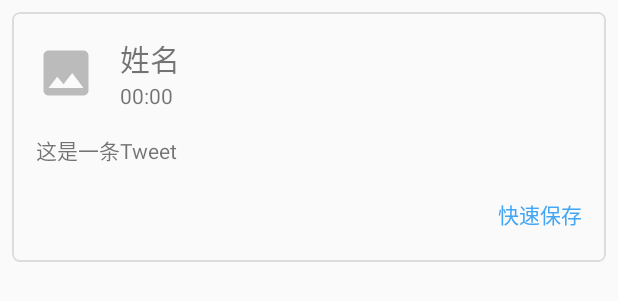
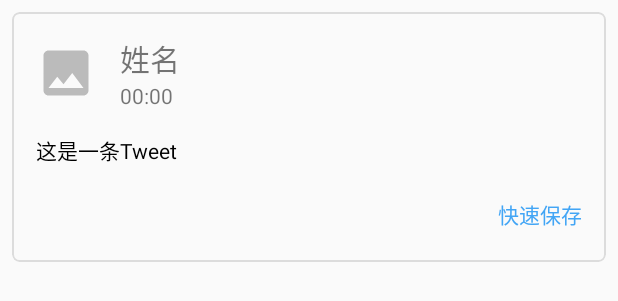
Before and after one commit to CVBot-Union/TwiBotApp, an Android app: the layout tweet_card.xml on its own in the app's theme, with its tools: preview values and no code run, on a phone screen of 412 x 824 dp. Shown: the top 301 px of the screen. Run offline under Robolectric (Android 15) with nearby library versions, the light colour scheme and no system bars.

Commit message:
bug fixed

```diff
--- a/app/src/main/java/com/cvbotunion/cvtwipush/Activities/LoginActivity.java
+++ b/app/src/main/java/com/cvbotunion/cvtwipush/Activities/LoginActivity.java
@@ -70,6 +70,7 @@ public class LoginActivity extends AppCompatActivity {
         loginButton.setEnabled(false);
         loginButton.setBackgroundColor(getColor(R.color.colorGray));
         loginButton.setOnClickListener(v -> {
+            messageView.setText("");
             final String username = usernameText.getText().toString();
             final String password = passwordText.getText().toString();
             if(username.length()==0 || username.contains(" ")) {
--- a/app/src/main/java/com/cvbotunion/cvtwipush/Activities/Timeline.java
+++ b/app/src/main/java/com/cvbotunion/cvtwipush/Activities/Timeline.java
@@ -19,6 +19,7 @@ import android.net.Network;
 import android.net.Uri;
 import android.content.pm.PackageManager;
 import android.os.Bundle;
+import android.util.Log;
 import android.view.Gravity;
 import android.view.View;
 import android.view.ViewGroup;
@@ -243,8 +244,7 @@ public class Timeline extends AppCompatActivity {
         }
         // 按TwitterStatus Id降序排列
         dbStatusList.sort((o1, o2) -> Long.compare(o2.getTsid(),o1.getTsid()));
-        // TODO
-        System.out.println("initData 数据库中取得的量:"+dbStatusList.size());
+        Log.i("Timeline.initData","数据库中取得的量:"+dbStatusList.size());
         for(DBTwitterStatus dbStatus:dbStatusList) {
             TwitterStatus tweet =dbStatus.toTwitterStatus();
             currentGroup.following.forEach(tu -> {
@@ -269,7 +269,7 @@ public class Timeline extends AppCompatActivity {
         };
 
         tweetListRecyclerView.setLayoutManager(layoutManager);
-        tAdapter = new TweetCardAdapter(usedDataSet,this, currentGroup.tweetFormat);
+        tAdapter = new TweetCardAdapter(usedDataSet,this);
         tweetListRecyclerView.setAdapter(tAdapter);
         ((SimpleItemAnimator) tweetListRecyclerView.getItemAnimator()).setSupportsChangeAnimations(false);
     }
--- a/app/src/main/java/com/cvbotunion/cvtwipush/Activities/TweetDetail.java
+++ b/app/src/main/java/com/cvbotunion/cvtwipush/Activities/TweetDetail.java
@@ -8,6 +8,7 @@ import androidx.recyclerview.widget.SimpleItemAnimator;
 
 import android.content.Intent;
 import android.os.Bundle;
+import android.os.Environment;
 import android.os.Handler;
 import android.util.Log;
 
@@ -23,6 +24,9 @@ import com.scwang.smart.refresh.layout.api.RefreshLayout;
 import org.json.JSONObject;
 import org.litepal.LitePal;
 
+import java.io.File;
+import java.io.FileOutputStream;
+import java.nio.charset.StandardCharsets;
 import java.util.ArrayList;
 
 import okhttp3.Response;
@@ -108,7 +112,7 @@ public class TweetDetail extends AppCompatActivity {
                     if(!resJson.getBoolean("success")) {
                         Log.e("TweetDetail.getStatusNotInDB", resJson.toString());
                     }
-                    dataSet.add(0, new TwitterStatus(resJson.getJSONObject("response").getJSONObject("tweet"),true));
+                    dataSet.add(0, new TwitterStatus(resJson.getJSONObject("response"),true));
                     success = true;
                 } else {
                     Log.e("TweetDetail.getStatusNotInDB", response.message());
--- a/app/src/main/java/com/cvbotunion/cvtwipush/Adapters/TweetDetailCardAdapter.java
+++ b/app/src/main/java/com/cvbotunion/cvtwipush/Adapters/TweetDetailCardAdapter.java
@@ -169,7 +169,7 @@ public class TweetDetailCardAdapter extends RecyclerView.Adapter<TweetDetailCard
         if(position == tweets.size()-1){
             final TwitterStatus lastTweet = tweets.get(position);
             holder.tweetDetailCard.setTranslationMode(true);
-            if(lastTweet.text==null || lastTweet.text.equals("")) holder.tweetDetailCard.copyToTextField.setVisibility(View.GONE);
+            if(!lastTweet.getText().equals("")) holder.tweetDetailCard.copyToTextField.setVisibility(View.VISIBLE);
 
             holder.tweetDetailCard.historyButton.setText(lastTweet.translations!=null ? String.valueOf(lastTweet.translations.size()) : "0");
             // 阻止更新界面时反复查询
@@ -235,6 +235,8 @@ public class TweetDetailCardAdapter extends RecyclerView.Adapter<TweetDetailCard
                 }).start();
                 else Snackbar.make(view, "请检查网络连接", 1000).show();
             });
+        } else { // 刷新UI需要隐藏之前显示的翻译区
+            holder.tweetDetailCard.setTranslationMode(false);
         }
     }
 
--- a/app/src/main/java/com/cvbotunion/cvtwipush/Model/TwitterStatus.java
+++ b/app/src/main/java/com/cvbotunion/cvtwipush/Model/TwitterStatus.java
@@ -126,7 +126,7 @@ public class TwitterStatus implements Parcelable {
         this.text = tweet.getString("text");
         this.user = new TwitterUser(tweet.getJSONObject("user"));
         if(tweet.has("userNickname")) {
-            this.user.name_in_group = tweet.getJSONObject("userNickname").getString("nickname");
+            this.user.name_in_group = tweet.getString("userNickname");
         }
         this.location = tweet.isNull("place") ? null : tweet.getJSONObject("place").getString("full_name");
         if(tweet.getBoolean("truncated") && tweet.has("extended_tweet")) {
--- a/app/src/main/java/com/cvbotunion/cvtwipush/Utils/LoginRunnable.java
+++ b/app/src/main/java/com/cvbotunion/cvtwipush/Utils/LoginRunnable.java
@@ -7,6 +7,7 @@ import android.view.View;
 import com.cvbotunion.cvtwipush.Activities.LoginActivity;
 import com.cvbotunion.cvtwipush.Activities.Timeline;
 import com.cvbotunion.cvtwipush.Model.Job;
+import com.cvbotunion.cvtwipush.Model.RTGroup;
 import com.cvbotunion.cvtwipush.Model.TwitterUser;
 import com.cvbotunion.cvtwipush.Model.User;
 import com.cvbotunion.cvtwipush.Service.WebService;
@@ -70,6 +71,7 @@ public class LoginRunnable implements Runnable {
                         user.jobs.get(i).group.name = groupJson.getString("name");
                         user.jobs.get(i).group.avatarURL = groupJson.getString("avatarURL");
                         // TODO
+                        user.jobs.get(i).group.tweetFormat = RTGroup.DEFAULT_FORMAT;
                         // user.jobs.get(i).group.tweetFormat = groupJson.getString("tweetFormat");
                         JSONArray followingJson = groupJson.getJSONArray("following");
                         for (int j = 0; j < followingJson.length(); j++) {
--- a/app/src/main/res/layout/tweet_card.xml
+++ b/app/src/main/res/layout/tweet_card.xml
@@ -204,7 +204,8 @@
                 android:layout_marginVertical="8dp"
                 android:autoLink="web"
                 android:linksClickable="true"
-                android:text="这是一条Tweet" />
+                android:text="这是一条Tweet"
+                android:textColor="@color/colorBlack" />
 
             <LinearLayout
                 android:layout_width="match_parent"
```
Also changed, not shown: app/src/main/java/com/cvbotunion/cvtwipush/Adapters/TweetCardAdapter.java (+6 -4 lines).
